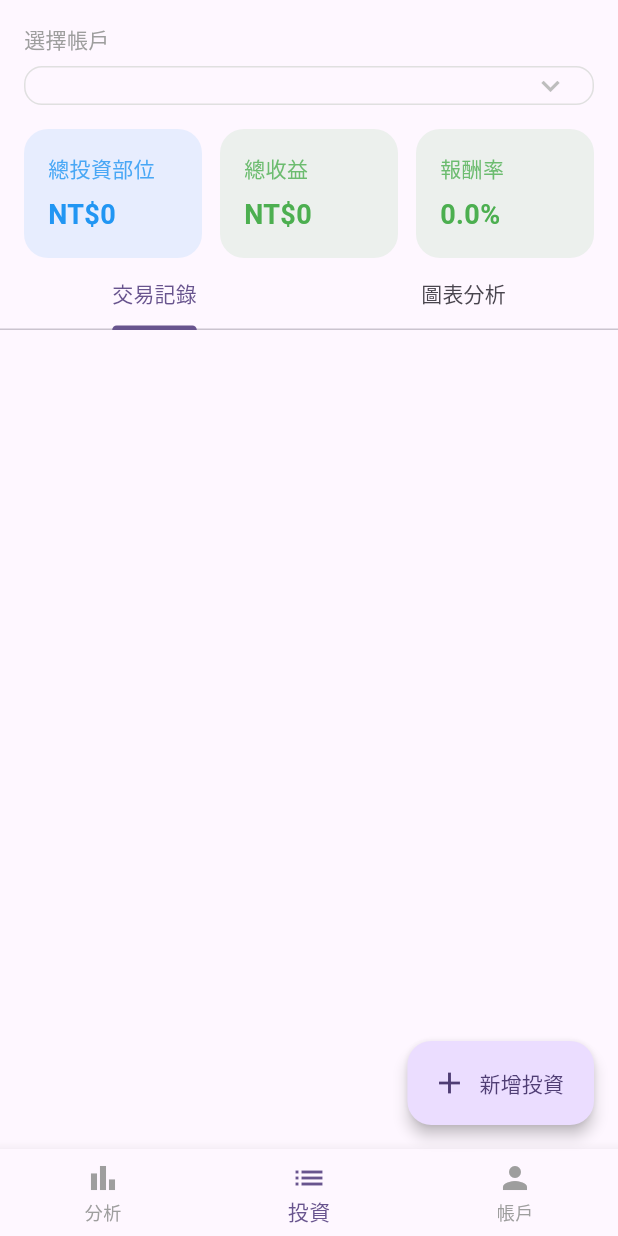
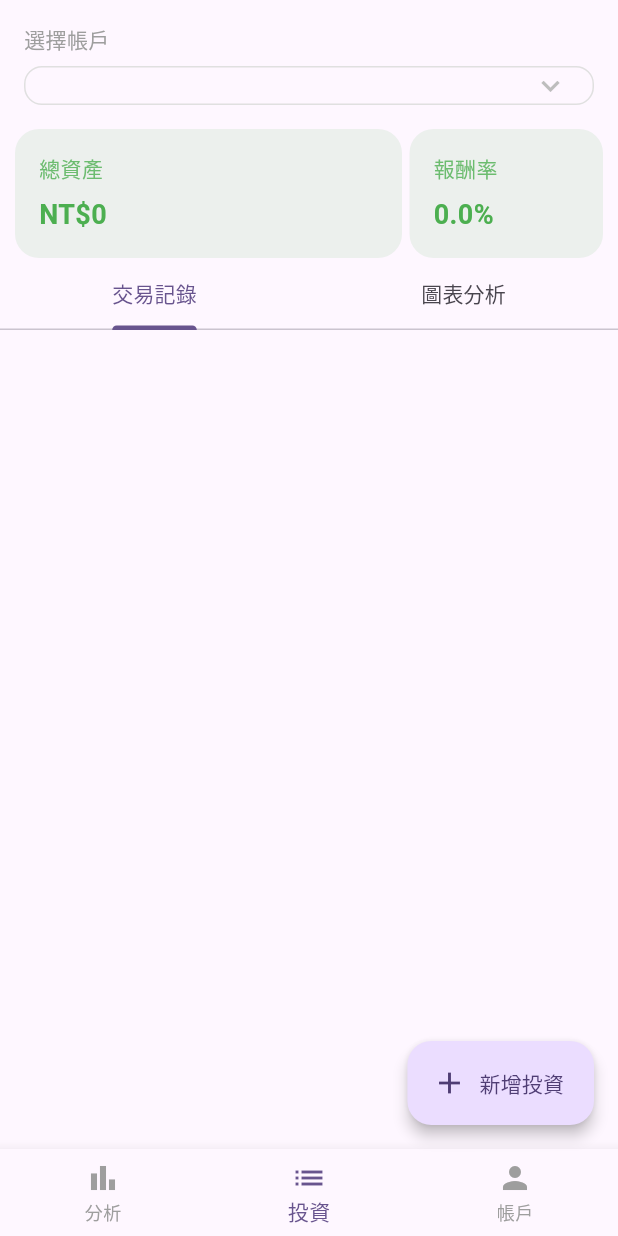
Before and after one commit to VictorChen199811/investment-app, a Flutter app: the screen it shows after launch, on a phone screen of 412 x 824 dp. Run offline on Flutter 3.47's test engine with Material 3 defaults, Android fonts, the phone set to English and light mode, and no system bars; our stand-ins replace sqflite; accounts and stored records are empty.

Commit message:
優化Home Page邏輯

```diff
--- a/lib/model/investment.dart
+++ b/lib/model/investment.dart
@@ -1,18 +1,15 @@
-
-
-
 class Investment {
   final int id;
-  final int accountId;       // 關聯帳戶 ID
-  final String symbol;       // 股票或標的代碼
-  final double buyPrice;     // 買入單價
-  final int quantity;        // 買入數量
-  final double fee;          // 手續費
-  final double? tax;         // 稅費（可選）
-  final double? otherCost;   // 其他成本（可選）
+  final int accountId; // 關聯帳戶 ID
+  final String symbol; // 股票或標的代碼
+  final double buyPrice; // 買入單價
+  final int quantity; // 買入數量
+  final double fee; // 手續費
+  final double? tax; // 稅費（可選）
+  final double? otherCost; // 其他成本（可選）
   final double currentPrice; // 當前市價
-  final DateTime buyDate;    // 買入日期
-  final String? note;        // 備註
+  final DateTime buyDate; // 買入日期
+  final String? note; // 備註
 
   Investment({
     required this.id,
@@ -29,8 +26,22 @@ class Investment {
   });
 
   double get totalCost {
+    // 買入單價 * 買入數量 + 手續費 + 稅費 + 其他成本
     return buyPrice * quantity + fee + (tax ?? 0) + (otherCost ?? 0);
   }
+
+  Investment.newInvestment({
+    required this.accountId,
+    required this.symbol,
+    required this.buyPrice,
+    required this.quantity,
+    required this.fee,
+    this.tax,
+    this.otherCost,
+    required this.currentPrice,
+    required this.buyDate,
+    this.note,
+  }) : id = -1;
 
   Investment copyWith({
     int? id,
@@ -61,7 +72,7 @@ class Investment {
   }
 
   Map<String, dynamic> toMap() {
-    return {
+    final map = {
       'id': id,
       'accountId': accountId,
       'symbol': symbol,
@@ -74,6 +85,7 @@ class Investment {
       'buyDate': buyDate.millisecondsSinceEpoch,
       'note': note,
     };
+    return map;
   }
 
   factory Investment.fromMap(Map<String, dynamic> map) {
--- a/lib/model/investment_account.dart
+++ b/lib/model/investment_account.dart
@@ -1,6 +1,3 @@
-
-
-
 class InvestmentAccount {
   final int id;
   final String name; // 帳戶名稱（例如：台幣證券帳戶）
@@ -15,6 +12,18 @@ class InvestmentAccount {
     required this.category,
     this.note,
   });
+
+  /// 建立用於新增帳戶的實例（不包含 id）
+  InvestmentAccount.newAccount({
+    required String name,
+    required String currency,
+    required String category,
+    String? note,
+  }) : id = -1, // 用 -1 作為暫時 id 區分（實際插入時不使用）
+       name = name,
+       currency = currency,
+       category = category,
+       note = note;
 
   InvestmentAccount copyWith({
     int? id,
--- a/lib/view/account/AccountPage.dart
+++ b/lib/view/account/AccountPage.dart
@@ -2,7 +2,6 @@ import 'package:flutter/material.dart';
 import '../../model/investment.dart';
 import '../../model/investment_account.dart';
 import '../../database/database_helper.dart';
-
 
 class AccountPage extends StatefulWidget {
   const AccountPage({super.key});
@@ -15,8 +14,6 @@ class _AccountPageState extends State<AccountPage> {
   final DatabaseHelper _db = DatabaseHelper();
   List<InvestmentAccount> _accounts = [];
   Map<int, List<Investment>> _investments = {};
-  String _name = '';
-  String _category = '美股';
 
   @override
   void initState() {
@@ -77,8 +74,8 @@ class _AccountPageState extends State<AccountPage> {
               if (name.isEmpty) return;
               final currency = _currencyForCategory(category);
               await _db.insertAccount(
-                InvestmentAccount(
-                    id: 0, name: name, currency: currency, category: category),
+                InvestmentAccount.newAccount(
+                    name: name, currency: currency, category: category),
               );
               if (mounted) {
                 Navigator.pop(context);
@@ -122,8 +119,7 @@ class _AccountPageState extends State<AccountPage> {
                   (inv) => ListTile(
                     title: Text(inv.symbol),
                     subtitle: Text('買入 ${inv.quantity} 股 @\$${inv.buyPrice}'),
-                    trailing:
-                        Text('\$${inv.currentPrice.toStringAsFixed(1)}'),
+                    trailing: Text('\$${inv.currentPrice * inv.quantity}'),
                   ),
                 )
                 .toList(),
--- a/lib/view/home/HomePage.dart
+++ b/lib/view/home/HomePage.dart
@@ -1,3 +1,5 @@
+import 'dart:math';
+
 import 'package:flutter/material.dart';
 import 'dart:developer' as developer;
 import '../../model/investment.dart';
@@ -31,20 +33,6 @@ class _HomePageState extends State<HomePage> {
     super.initState();
     _loadAccounts();
 
-    // // 初始化時進行數據驗證
-    // print("投資項目總數: ${_investments.length}");
-    // for (int i = 0; i < _investments.length; i++) {
-    //   print("項目 $i: ${_investments[i].symbol}");
-    // }
-
-    // // 為了在熱重載時也確保黃金項目存在，我們在構造函數中進行檢查
-    // // 注意：這段代碼只是為了解決當前問題，正常情況下不建議這樣做
-
-    // // 在初始化後立即確認數據已正確加載
-    // print("初始化時的投資項目數量: ${_investments.length}");
-    // for (int i = 0; i < _investments.length; i++) {
-    //   print("初始化項目 $i: ${_investments[i].symbol} (cost: ${_investments[i].totalCost})");
-    // }
   }
 
   Future<void> _loadAccounts() async {
@@ -172,7 +160,7 @@ class _HomePageState extends State<HomePage> {
             '選擇帳戶',
             style: TextStyle(
               fontSize: 14,
-              fontWeight: FontWeight.w500,
+              fontWeight: FontWeight.w400,
               color: Colors.grey,
             ),
           ),
@@ -223,18 +211,16 @@ class _HomePageState extends State<HomePage> {
     Color rateColor = returnRate >= 0 ? Colors.green : Colors.red;
 
     return Padding(
-      padding: const EdgeInsets.symmetric(horizontal: 16.0),
+      padding: const EdgeInsets.symmetric(horizontal: 10.0),
       child: Row(
         children: [
           Expanded(
-            child: _buildSummaryCard('總投資部位', totalInvestment, Colors.blue),
+            flex: 2,
+            child: _buildSummaryCard('總資產', currentValue, profitColor),
           ),
-          const SizedBox(width: 12),
+          const SizedBox(width: 5),
           Expanded(
-            child: _buildSummaryCard('總收益', profit, profitColor),
-          ),
-          const SizedBox(width: 12),
-          Expanded(
+            flex: 1,
             child: _buildSummaryCard('報酬率', returnRate, rateColor,
                 isPercentage: true),
           ),
@@ -303,7 +289,7 @@ class _HomePageState extends State<HomePage> {
   double _calculateCurrentValue() {
     double total = 0.0;
     for (var investment in _investments) {
-      total += investment.currentPrice;
+      total += investment.currentPrice * investment.quantity;
     }
     return total;
   }
--- a/lib/view/investment/InvestmentFormPage.dart
+++ b/lib/view/investment/InvestmentFormPage.dart
@@ -64,8 +64,7 @@ class _InvestmentFormPageState extends State<InvestmentFormPage> {
     final quantity = int.parse(_quantityController.text.trim());
     final price = double.parse(_priceController.text.trim());
 
-    final investment = Investment(
-      id: 0,
+    final investment = Investment.newInvestment(
       accountId: _selectedAccount!.id,
       symbol: symbol,
       buyPrice: price,
```
